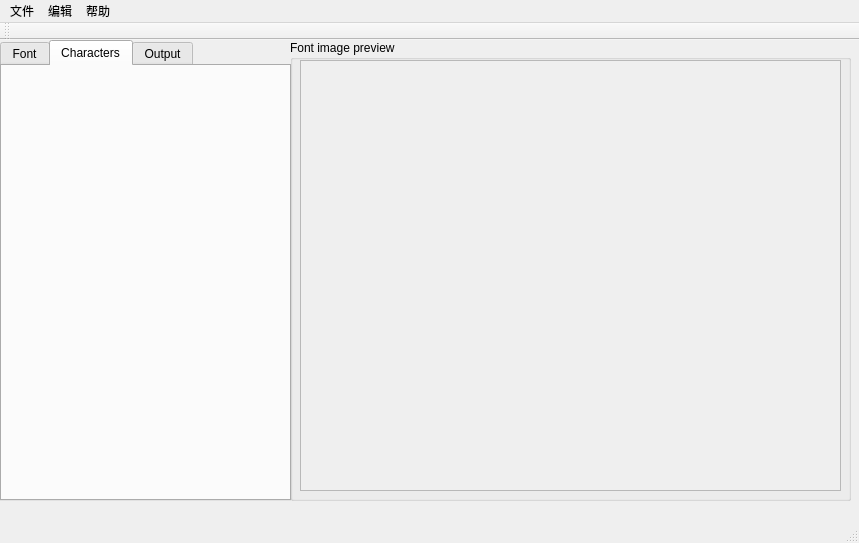
Above: software/FontConverter/mainwindow.ui from nongxiaoming/font-converter before the change. Below: the same form after it.
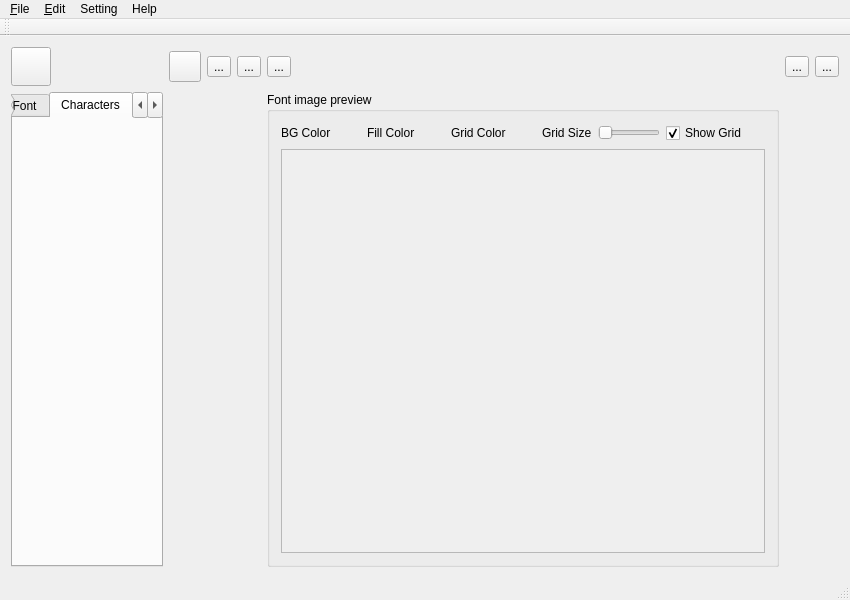
That is the form after the change. The open tabs and pages were chosen to show the change. Icons and pictures are not drawn. Custom widgets are drawn as their Qt base class.

Commit message: add more toolbar items and binding more signals.

The edit to the form file:
```diff
--- a/software/FontConverter/mainwindow.ui
+++ b/software/FontConverter/mainwindow.ui
@@ -6,8 +6,8 @@
    <rect>
     <x>0</x>
     <y>0</y>
-    <width>859</width>
-    <height>543</height>
+    <width>850</width>
+    <height>600</height>
    </rect>
   </property>
   <property name="windowTitle">
@@ -18,97 +18,351 @@
     <normaloff>:/resource/image/icon_48.png</normaloff>:/resource/image/icon_48.png</iconset>
   </property>
   <widget class="QWidget" name="centralWidget">
-   <widget class="QTabWidget" name="tabWidget">
-    <property name="geometry">
-     <rect>
-      <x>0</x>
-      <y>0</y>
-      <width>291</width>
-      <height>461</height>
-     </rect>
-    </property>
-    <property name="locale">
-     <locale language="Chinese" country="China"/>
-    </property>
-    <property name="currentIndex">
-     <number>0</number>
-    </property>
-    <widget class="QWidget" name="tab_Font">
-     <attribute name="title">
-      <string>Font</string>
-     </attribute>
-     <layout class="QVBoxLayout" name="verticalLayout_2">
-      <item>
-       <widget class="FontConfigFrame" name="fontConfigFrame" native="true"/>
-      </item>
-     </layout>
-    </widget>
-    <widget class="QWidget" name="tab_Charaters">
-     <attribute name="title">
-      <string>Characters</string>
-     </attribute>
-     <layout class="QVBoxLayout" name="verticalLayout_4">
-      <item>
-       <widget class="CharactersFrame" name="frameCharacters" native="true"/>
-      </item>
-     </layout>
-    </widget>
-    <widget class="QWidget" name="tab_Output">
-     <attribute name="title">
-      <string>Output</string>
-     </attribute>
-     <layout class="QVBoxLayout" name="verticalLayout_7"/>
-    </widget>
-   </widget>
-   <widget class="QGroupBox" name="groupBox">
-    <property name="geometry">
-     <rect>
-      <x>290</x>
-      <y>0</y>
-      <width>561</width>
-      <height>461</height>
-     </rect>
-    </property>
-    <property name="title">
-     <string>Font image preview</string>
-    </property>
-    <widget class="QScrollArea" name="scrollArea">
-     <property name="geometry">
-      <rect>
-       <x>10</x>
-       <y>20</y>
-       <width>541</width>
-       <height>431</height>
-      </rect>
-     </property>
-     <property name="widgetResizable">
-      <bool>true</bool>
-     </property>
-     <widget class="QWidget" name="scrollAreaWidgetContents">
-      <property name="geometry">
-       <rect>
-        <x>0</x>
-        <y>0</y>
-        <width>539</width>
-        <height>429</height>
-       </rect>
+   <layout class="QGridLayout" name="gridLayout" columnstretch="0,0,0,0,0,0,0,0,0,0,0,0,0,0,0">
+    <item row="1" column="11">
+     <widget class="QGroupBox" name="groupBox">
+      <property name="title">
+       <string>Font image preview</string>
       </property>
+      <layout class="QGridLayout" name="gridLayout_2">
+       <item row="0" column="0">
+        <layout class="QHBoxLayout" name="horizontalLayout">
+         <item>
+          <widget class="QLabel" name="label_2">
+           <property name="text">
+            <string>BG Color</string>
+           </property>
+          </widget>
+         </item>
+         <item>
+          <widget class="ColorButton" name="bgcolor_Btn" native="true">
+           <property name="minimumSize">
+            <size>
+             <width>24</width>
+             <height>0</height>
+            </size>
+           </property>
+          </widget>
+         </item>
+         <item>
+          <widget class="QLabel" name="label_4">
+           <property name="text">
+            <string>Fill Color</string>
+           </property>
+          </widget>
+         </item>
+         <item>
+          <widget class="ColorButton" name="fillcolor_Btn" native="true">
+           <property name="minimumSize">
+            <size>
+             <width>24</width>
+             <height>0</height>
+            </size>
+           </property>
+          </widget>
+         </item>
+         <item>
+          <widget class="QLabel" name="label_3">
+           <property name="text">
+            <string>Grid Color</string>
+           </property>
+          </widget>
+         </item>
+         <item>
+          <widget class="ColorButton" name="gridcolor_Btn" native="true">
+           <property name="minimumSize">
+            <size>
+             <width>24</width>
+             <height>0</height>
+            </size>
+           </property>
+          </widget>
+         </item>
+         <item>
+          <widget class="QLabel" name="label">
+           <property name="text">
+            <string>Grid Size</string>
+           </property>
+          </widget>
+         </item>
+         <item>
+          <widget class="QSlider" name="gridsize_Slider">
+           <property name="maximumSize">
+            <size>
+             <width>140</width>
+             <height>16777215</height>
+            </size>
+           </property>
+           <property name="minimum">
+            <number>4</number>
+           </property>
+           <property name="maximum">
+            <number>14</number>
+           </property>
+           <property name="pageStep">
+            <number>2</number>
+           </property>
+           <property name="orientation">
+            <enum>Qt::Horizontal</enum>
+           </property>
+          </widget>
+         </item>
+         <item>
+          <widget class="QCheckBox" name="showgrid_checkBox">
+           <property name="text">
+            <string>Show Grid</string>
+           </property>
+           <property name="checked">
+            <bool>true</bool>
+           </property>
+          </widget>
+         </item>
+         <item>
+          <spacer name="horizontalSpacer">
+           <property name="orientation">
+            <enum>Qt::Horizontal</enum>
+           </property>
+           <property name="sizeHint" stdset="0">
+            <size>
+             <width>40</width>
+             <height>20</height>
+            </size>
+           </property>
+          </spacer>
+         </item>
+        </layout>
+       </item>
+       <item row="1" column="0">
+        <widget class="QScrollArea" name="scrollArea">
+         <property name="widgetResizable">
+          <bool>true</bool>
+         </property>
+         <widget class="QWidget" name="scrollAreaWidgetContents">
+          <property name="geometry">
+           <rect>
+            <x>0</x>
+            <y>0</y>
+            <width>485</width>
+            <height>419</height>
+           </rect>
+          </property>
+          <layout class="QGridLayout" name="gridLayout_3">
+           <property name="leftMargin">
+            <number>0</number>
+           </property>
+           <property name="topMargin">
+            <number>0</number>
+           </property>
+           <property name="rightMargin">
+            <number>0</number>
+           </property>
+           <property name="bottomMargin">
+            <number>0</number>
+           </property>
+           <item row="0" column="0">
+            <widget class="FontPreview" name="fontPreviewFrame" native="true"/>
+           </item>
+          </layout>
+         </widget>
+        </widget>
+       </item>
+      </layout>
      </widget>
-    </widget>
-   </widget>
+    </item>
+    <item row="0" column="1">
+     <widget class="QToolButton" name="save_chars_toolBtn">
+      <property name="toolTip">
+       <string>Export characters to file</string>
+      </property>
+      <property name="text">
+       <string/>
+      </property>
+      <property name="icon">
+       <iconset resource="resource.qrc">
+        <normaloff>:/resource/image/export_48.png</normaloff>:/resource/image/export_48.png</iconset>
+      </property>
+      <property name="iconSize">
+       <size>
+        <width>24</width>
+        <height>24</height>
+       </size>
+      </property>
+     </widget>
+    </item>
+    <item row="1" column="0">
+     <widget class="QTabWidget" name="tabWidget">
+      <property name="locale">
+       <locale language="Chinese" country="China"/>
+      </property>
+      <property name="currentIndex">
+       <number>2</number>
+      </property>
+      <widget class="QWidget" name="tab_Font">
+       <attribute name="title">
+        <string>Font</string>
+       </attribute>
+       <layout class="QVBoxLayout" name="verticalLayout_2">
+        <item>
+         <widget class="FontConfigFrame" name="fontConfigFrame" native="true"/>
+        </item>
+       </layout>
+      </widget>
+      <widget class="QWidget" name="tab_Charaters">
+       <attribute name="title">
+        <string>Characters</string>
+       </attribute>
+       <layout class="QVBoxLayout" name="verticalLayout_4">
+        <item>
+         <widget class="CharactersFrame" name="charactersFrame" native="true"/>
+        </item>
+       </layout>
+      </widget>
+      <widget class="QWidget" name="tab_Output">
+       <attribute name="title">
+        <string>Output</string>
+       </attribute>
+       <layout class="QVBoxLayout" name="verticalLayout_7">
+        <item>
+         <widget class="FontOutputFrame" name="fontOutputFrame" native="true"/>
+        </item>
+       </layout>
+      </widget>
+     </widget>
+    </item>
+    <item row="0" column="3">
+     <widget class="QToolButton" name="load_defaultchars_toolBtn">
+      <property name="toolTip">
+       <string>Load the default characters</string>
+      </property>
+      <property name="text">
+       <string>...</string>
+      </property>
+      <property name="icon">
+       <iconset resource="resource.qrc">
+        <normaloff>:/resource/image/default_48.png</normaloff>:/resource/image/default_48.png</iconset>
+      </property>
+      <property name="iconSize">
+       <size>
+        <width>24</width>
+        <height>24</height>
+       </size>
+      </property>
+     </widget>
+    </item>
+    <item row="0" column="11">
+     <widget class="QToolButton" name="font_setting_toolBtn">
+      <property name="toolTip">
+       <string>Setting the font to convert</string>
+      </property>
+      <property name="text">
+       <string>...</string>
+      </property>
+      <property name="icon">
+       <iconset resource="resource.qrc">
+        <normaloff>:/resource/image/font_48.png</normaloff>:/resource/image/font_48.png</iconset>
+      </property>
+      <property name="iconSize">
+       <size>
+        <width>24</width>
+        <height>24</height>
+       </size>
+      </property>
+     </widget>
+    </item>
+    <item row="0" column="13">
+     <widget class="QToolButton" name="save_to_toolBtn">
+      <property name="toolTip">
+       <string>Setting where to save the bitmap font</string>
+      </property>
+      <property name="text">
+       <string>...</string>
+      </property>
+      <property name="icon">
+       <iconset resource="resource.qrc">
+        <normaloff>:/resource/image/save_48.png</normaloff>:/resource/image/save_48.png</iconset>
+      </property>
+      <property name="iconSize">
+       <size>
+        <width>24</width>
+        <height>24</height>
+       </size>
+      </property>
+     </widget>
+    </item>
+    <item row="0" column="0">
+     <widget class="QToolButton" name="open_chars_toolBtn">
+      <property name="toolTip">
+       <string>Import characters form file</string>
+      </property>
+      <property name="text">
+       <string/>
+      </property>
+      <property name="icon">
+       <iconset resource="resource.qrc">
+        <normaloff>:/resource/image/import_48.png</normaloff>:/resource/image/import_48.png</iconset>
+      </property>
+      <property name="iconSize">
+       <size>
+        <width>32</width>
+        <height>32</height>
+       </size>
+      </property>
+     </widget>
+    </item>
+    <item row="0" column="7">
+     <widget class="QToolButton" name="open_charsmap_toolBtn">
+      <property name="toolTip">
+       <string>Select characters from charactersmap dialog</string>
+      </property>
+      <property name="text">
+       <string>...</string>
+      </property>
+      <property name="icon">
+       <iconset resource="resource.qrc">
+        <normaloff>:/resource/image/charmap_48.png</normaloff>:/resource/image/charmap_48.png</iconset>
+      </property>
+      <property name="iconSize">
+       <size>
+        <width>24</width>
+        <height>24</height>
+       </size>
+      </property>
+     </widget>
+    </item>
+    <item row="0" column="14">
+     <widget class="QToolButton" name="convert_toolBtn">
+      <property name="toolTip">
+       <string>Start bitmap font convert task </string>
+      </property>
+      <property name="text">
+       <string>...</string>
+      </property>
+      <property name="icon">
+       <iconset resource="resource.qrc">
+        <normaloff>:/resource/image/convert_48.png</normaloff>:/resource/image/convert_48.png</iconset>
+      </property>
+      <property name="iconSize">
+       <size>
+        <width>24</width>
+        <height>24</height>
+       </size>
+      </property>
+     </widget>
+    </item>
+   </layout>
   </widget>
   <widget class="QMenuBar" name="menuBar">
    <property name="geometry">
     <rect>
      <x>0</x>
      <y>0</y>
-     <width>859</width>
+     <width>850</width>
      <height>23</height>
     </rect>
    </property>
    <widget class="QMenu" name="menu">
     <property name="title">
-     <string>文件</string>
+     <string>&amp;File</string>
     </property>
     <addaction name="actionSadas"/>
     <addaction name="actionSadasd"/>
@@ -119,20 +373,41 @@
    </widget>
    <widget class="QMenu" name="menu_2">
     <property name="title">
-     <string>编辑</string>
+     <string>&amp;Edit</string>
     </property>
    </widget>
    <widget class="QMenu" name="menu_3">
     <property name="title">
-     <string>帮助</string>
+     <string>Help</string>
     </property>
-    <addaction name="actionSadhjkhs"/>
+    <addaction name="action_about"/>
+   </widget>
+   <widget class="QMenu" name="menuSetting">
+    <property name="title">
+     <string>Setting</string>
+    </property>
+    <widget class="QMenu" name="menuLanguage">
+     <property name="title">
+      <string>Language</string>
+     </property>
+     <addaction name="actionChinese"/>
+     <addaction name="actionEnglish"/>
+    </widget>
+    <addaction name="actionFont"/>
+    <addaction name="menuLanguage"/>
    </widget>
    <addaction name="menu"/>
    <addaction name="menu_2"/>
+   <addaction name="menuSetting"/>
    <addaction name="menu_3"/>
   </widget>
   <widget class="QToolBar" name="mainToolBar">
+   <property name="iconSize">
+    <size>
+     <width>24</width>
+     <height>24</height>
+    </size>
+   </property>
    <attribute name="toolBarArea">
     <enum>TopToolBarArea</enum>
    </attribute>
@@ -186,6 +461,24 @@
    <header>fontconfigframe.h</header>
    <container>1</container>
   </customwidget>
+  <customwidget>
+   <class>FontPreview</class>
+   <extends>QWidget</extends>
+   <header>fontpreview.h</header>
+   <container>1</container>
+  </customwidget>
+  <customwidget>
+   <class>FontOutputFrame</class>
+   <extends>QWidget</extends>
+   <header>fontoutputframe.h</header>
+   <container>1</container>
+  </customwidget>
+  <customwidget>
+   <class>ColorButton</class>
+   <extends>QWidget</extends>
+   <header location="global">colorbutton.h</header>
+   <container>1</container>
+  </customwidget>
  </customwidgets>
  <resources>
   <include location="resource.qrc"/>
```
Left out of the diff: 90 changed lines with no effect on the pictures. The commit also changes 1 other file.
